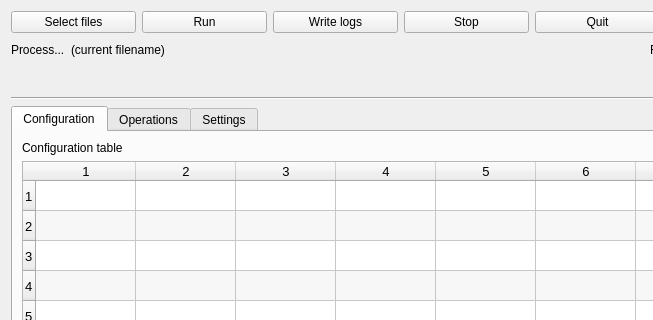
Old version of the form src/main2.ui in the repository fmu93/ATM-metrics; both pictures show x 0 to 653 and y 0 to 320 of the 802 by 646 pixel window.
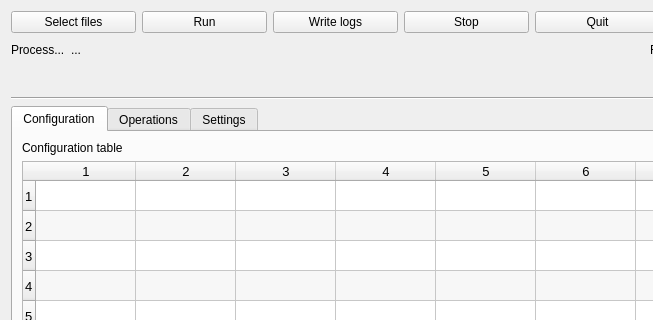
New version of the form. The open tabs and pages were chosen to show the change.

What changed in the file:
```diff
--- a/src/main2.ui
+++ b/src/main2.ui
@@ -92,7 +92,7 @@
        <item>
         <widget class="QLabel" name="lblCurrent">
          <property name="text">
-          <string>(current filename)</string>
+          <string>...</string>
          </property>
         </widget>
        </item>
```
Left out of the diff: 2 changed lines with no effect on the pictures.
